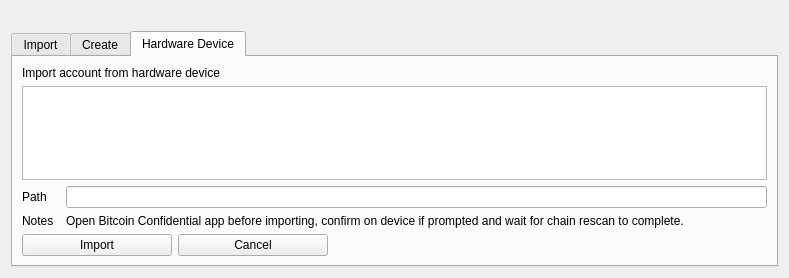
First picture: the form in src/qt/forms/mnemonicdialog.ui, repository Bitcoin-Confidential/BitcoinC-Core, before the edit.
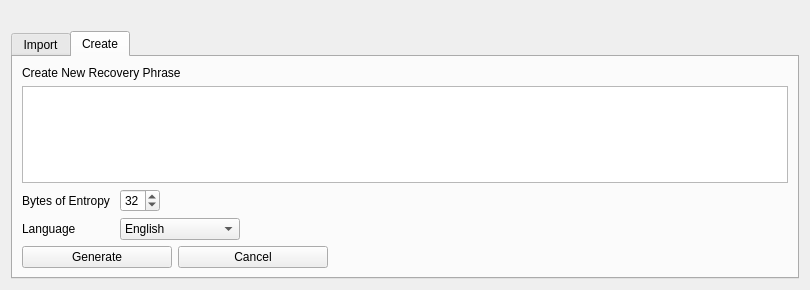
Second picture: the form after the edit. The open tabs and pages were chosen to show the change.

Commit message: qt: Removed hardware wallet tab for now

The edit to the form file:
```diff
--- a/src/qt/forms/mnemonicdialog.ui
+++ b/src/qt/forms/mnemonicdialog.ui
@@ -6,8 +6,8 @@
    <rect>
     <x>0</x>
     <y>0</y>
-    <width>789</width>
-    <height>278</height>
+    <width>810</width>
+    <height>290</height>
    </rect>
   </property>
   <property name="windowTitle">
@@ -16,6 +16,9 @@
   <layout class="QGridLayout" name="gridLayout">
    <item row="1" column="0">
     <widget class="QTabWidget" name="tabWidget">
+     <property name="enabled">
+      <bool>true</bool>
+     </property>
      <property name="currentIndex">
       <number>0</number>
      </property>
@@ -324,108 +327,6 @@
        </item>
       </layout>
      </widget>
-     <widget class="QWidget" name="tabHardware">
-      <attribute name="title">
-       <string>Hardware Device</string>
-      </attribute>
-      <layout class="QGridLayout" name="gridLayout_4">
-       <item row="1" column="0">
-        <widget class="QPlainTextEdit" name="tbxHwdOut">
-         <property name="readOnly">
-          <bool>true</bool>
-         </property>
-        </widget>
-       </item>
-       <item row="6" column="0">
-        <layout class="QHBoxLayout" name="horizontalLayout_4">
-         <item>
-          <widget class="QPushButton" name="btnImportFromHwd">
-           <property name="minimumSize">
-            <size>
-             <width>150</width>
-             <height>0</height>
-            </size>
-           </property>
-           <property name="text">
-            <string>Import</string>
-           </property>
-          </widget>
-         </item>
-         <item>
-          <widget class="QPushButton" name="btnCancel3">
-           <property name="minimumSize">
-            <size>
-             <width>150</width>
-             <height>0</height>
-            </size>
-           </property>
-           <property name="text">
-            <string>Cancel</string>
-           </property>
-          </widget>
-         </item>
-         <item>
-          <spacer name="horizontalSpacer_3">
-           <property name="orientation">
-            <enum>Qt::Horizontal</enum>
-           </property>
-           <property name="sizeHint" stdset="0">
-            <size>
-             <width>40</width>
-             <height>20</height>
-            </size>
-           </property>
-          </spacer>
-         </item>
-        </layout>
-       </item>
-       <item row="2" column="0">
-        <layout class="QFormLayout" name="formLayout_2">
-         <item row="0" column="0">
-          <widget class="QLabel" name="lblPath">
-           <property name="minimumSize">
-            <size>
-             <width>0</width>
-             <height>0</height>
-            </size>
-           </property>
-           <property name="text">
-            <string>Path</string>
-           </property>
-          </widget>
-         </item>
-         <item row="0" column="1">
-          <widget class="QLineEdit" name="edtPath">
-           <property name="toolTip">
-            <string>Path to derive account from, if not using default.</string>
-           </property>
-          </widget>
-         </item>
-         <item row="1" column="0">
-          <widget class="QLabel" name="label_5">
-           <property name="text">
-            <string>Notes  </string>
-           </property>
-          </widget>
-         </item>
-         <item row="1" column="1">
-          <widget class="QLabel" name="label_6">
-           <property name="text">
-            <string>Open Bitcoin Confidential app before importing, confirm on device if prompted and wait for chain rescan to complete.</string>
-           </property>
-          </widget>
-         </item>
-        </layout>
-       </item>
-       <item row="0" column="0">
-        <widget class="QLabel" name="hwdLabel">
-         <property name="text">
-          <string>Import account from hardware device</string>
-         </property>
-        </widget>
-       </item>
-      </layout>
-     </widget>
     </widget>
    </item>
    <item row="0" column="0">
```
Left out of the diff: 6 changed lines with no effect on the pictures.
